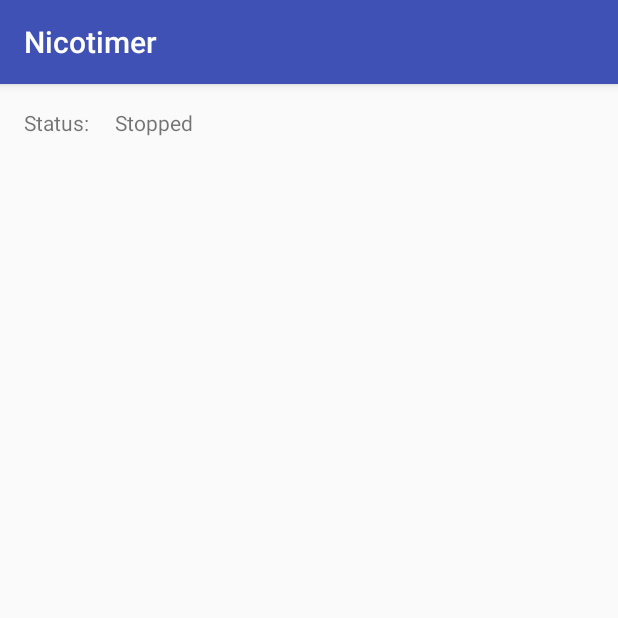
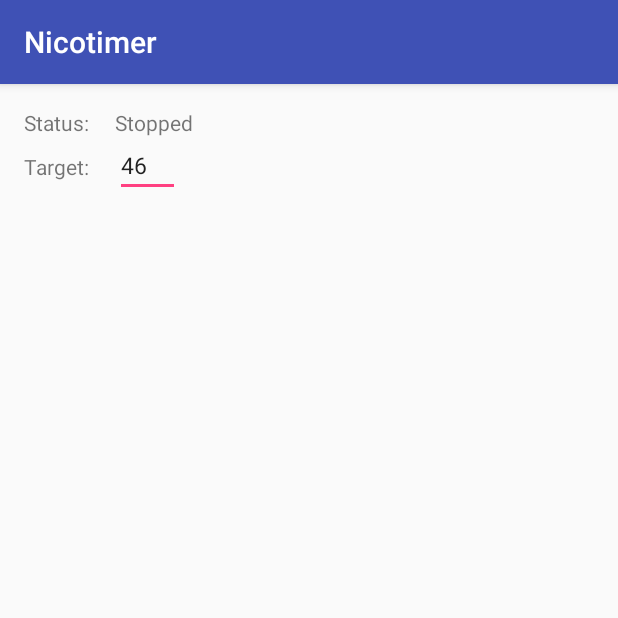
Before and after one commit to annitya/nicotimer, an Android app: the screen it shows after launch (MainActivity), on a phone screen of 412 x 824 dp, the top half of it. Run offline under Robolectric (Android 15) with nearby library versions, the phone set to English and light mode, and no system bars.

Commit message:
Manage state.

```diff
--- a/app/src/main/AndroidManifest.xml
+++ b/app/src/main/AndroidManifest.xml
@@ -3,6 +3,7 @@
           package="flageolett.nicotimer">
 
     <application
+            android:name=".ApplicationState"
             android:allowBackup="true"
             android:icon="@mipmap/ic_launcher"
             android:label="@string/app_name"
--- /dev/null
+++ b/app/src/main/java/flageolett/nicotimer/ApplicationState.java
@@ -0,0 +1,41 @@
+package flageolett.nicotimer;
+
+import android.app.ActivityManager;
+import android.app.Application;
+import android.content.Context;
+import android.content.SharedPreferences;
+
+import java.util.stream.Collectors;
+
+public class ApplicationState extends Application
+{
+    private static State state;
+
+    public static State get()
+    {
+        return state;
+    }
+
+    String getStatusText()
+    {
+        ActivityManager manager = (ActivityManager)getSystemService(Context.ACTIVITY_SERVICE);
+        final String className = TimerService.class.getName();
+
+        Boolean isRunning = manager
+            .getRunningServices(Integer.MAX_VALUE)
+            .stream()
+            .filter(s -> s.service.getClassName().equals(className))
+            .collect(Collectors.toList())
+            .size() > 0;
+
+        return isRunning ? "Running" : "Stopped";
+    }
+
+    @Override
+    public void onCreate()
+    {
+        super.onCreate();
+        SharedPreferences preferences = getSharedPreferences("nicotimer", Context.MODE_PRIVATE);
+        state = new State(preferences);
+    }
+}
--- a/app/src/main/java/flageolett/nicotimer/MainActivity.java
+++ b/app/src/main/java/flageolett/nicotimer/MainActivity.java
@@ -1,41 +1,55 @@
 package flageolett.nicotimer;
 
-import android.app.ActivityManager;
-import android.content.Context;
 import android.content.Intent;
 import android.support.v7.app.AppCompatActivity;
 import android.os.Bundle;
 import android.view.View;
+import android.widget.EditText;
 import android.widget.TextView;
-
-import java.util.stream.Collectors;
 
 public class MainActivity extends AppCompatActivity
 {
+    private EditText target;
+    private TextView status;
+
+    private void updateStatus()
+    {
+        ApplicationState application = (ApplicationState)getApplication();
+        String statusText = application.getStatusText();
+
+        status.setText(statusText);
+    }
+
+    private void updateTarget()
+    {
+        String currentTarget = ApplicationState.get().getTarget();
+        target.setText(currentTarget);
+    }
+
+    private void storeTarget()
+    {
+        String currentTarget = target.getText().toString();
+        ApplicationState.get().setTarget(currentTarget);
+    }
+
     @Override
     protected void onCreate(Bundle savedInstanceState)
     {
         super.onCreate(savedInstanceState);
         setContentView(R.layout.activity_main);
+
+        target = (EditText)findViewById(R.id.editText_target);
+        status = (TextView)findViewById(R.id.textView_status_text);
+
         updateStatus();
+        updateTarget();
     }
 
-    private void updateStatus()
+    @Override
+    protected void onPause()
     {
-        ActivityManager manager = (ActivityManager)getSystemService(Context.ACTIVITY_SERVICE);
-        final String className = TimerService.class.getName();
-
-        Boolean isRunning = manager
-            .getRunningServices(Integer.MAX_VALUE)
-            .stream()
-            .filter(s -> s.service.getClassName().equals(className))
-            .collect(Collectors.toList())
-            .size() > 0;
-
-        String statusText = isRunning ? "Running" : "Stopped";
-
-        TextView textView = (TextView)findViewById(R.id.textView_status_text);
-        textView.setText(statusText);
+        super.onPause();
+        storeTarget();
     }
 
     public void startTimer(View view)
--- /dev/null
+++ b/app/src/main/java/flageolett/nicotimer/State.java
@@ -0,0 +1,30 @@
+package flageolett.nicotimer;
+
+import android.content.SharedPreferences;
+
+class State
+{
+    private SharedPreferences preferences;
+
+    State(SharedPreferences preferences)
+    {
+        this.preferences = preferences;
+    }
+
+    String getTarget()
+    {
+        return preferences.getString("target", "46");
+    }
+
+    void setTarget(String target)
+    {
+        setString("target", target);
+    }
+
+    private void setString(String key, String value)
+    {
+        SharedPreferences.Editor editor = preferences.edit();
+        editor.putString(key, value);
+        editor.apply();
+    }
+}
--- a/app/src/main/res/layout/activity_main.xml
+++ b/app/src/main/res/layout/activity_main.xml
@@ -14,14 +14,28 @@
     <Button android:onClick="stopTimer" android:text="@string/main_button_stop" android:layout_width="180dp" android:layout_height="wrap_content" android:id="@+id/button2"
         tools:layout_constraintRight_creator="1" tools:layout_constraintBottom_creator="1"
         app:layout_constraintBottom_toBottomOf="parent" android:layout_marginEnd="8dp"
-        app:layout_constraintRight_toRightOf="parent" android:layout_marginBottom="16dp" />
+        app:layout_constraintRight_toRightOf="parent" android:layout_marginBottom="16dp"
+    />
     <TextView android:text="@string/main_t_status" android:layout_width="wrap_content" android:layout_height="wrap_content"
         android:id="@+id/textView_status" tools:layout_constraintTop_creator="1" android:layout_marginStart="16dp"
         android:layout_marginTop="16dp" tools:layout_constraintLeft_creator="1"
-        app:layout_constraintLeft_toLeftOf="parent" app:layout_constraintTop_toTopOf="parent" />
+        app:layout_constraintLeft_toLeftOf="parent" app:layout_constraintTop_toTopOf="parent"
+    />
     <TextView android:layout_width="wrap_content" android:layout_height="wrap_content" android:id="@+id/textView_status_text"
         tools:layout_constraintTop_creator="1" android:layout_marginStart="17dp" android:layout_marginTop="16dp"
         tools:layout_constraintLeft_creator="1" app:layout_constraintTop_toTopOf="parent"
-        app:layout_constraintLeft_toRightOf="@+id/textView_status" />
+        app:layout_constraintLeft_toRightOf="@+id/textView_status"
+    />
+    <TextView android:text="@string/main_t_target" android:layout_width="wrap_content" android:layout_height="wrap_content"
+        android:id="@+id/textView" tools:layout_constraintTop_creator="1"
+        app:layout_constraintTop_toBottomOf="@+id/textView_status" tools:layout_constraintLeft_creator="1"
+        app:layout_constraintLeft_toLeftOf="@+id/textView_status" android:layout_marginTop="10dp"
+    />
+    <EditText android:textSize="15sp" android:layout_width="43dp" android:layout_height="40dp" android:inputType="text"
+        android:text="@string/main_ti_target" android:ems="10" android:id="@+id/editText_target" tools:layout_constraintTop_creator="1"
+        app:layout_constraintTop_toBottomOf="@+id/textView_status_text" tools:layout_constraintLeft_creator="1"
+        app:layout_constraintLeft_toLeftOf="@+id/textView_status_text"
+    />
+
 
 </android.support.constraint.ConstraintLayout>
--- a/app/src/main/res/values/strings.xml
+++ b/app/src/main/res/values/strings.xml
@@ -3,4 +3,6 @@
     <string name="main_t_status">Status:</string>
     <string name="main_button_start">Start</string>
     <string name="main_button_stop">Stop</string>
+    <string name="main_t_target" >Target:</string>
+    <string name="main_ti_target">46</string>
 </resources>
```
